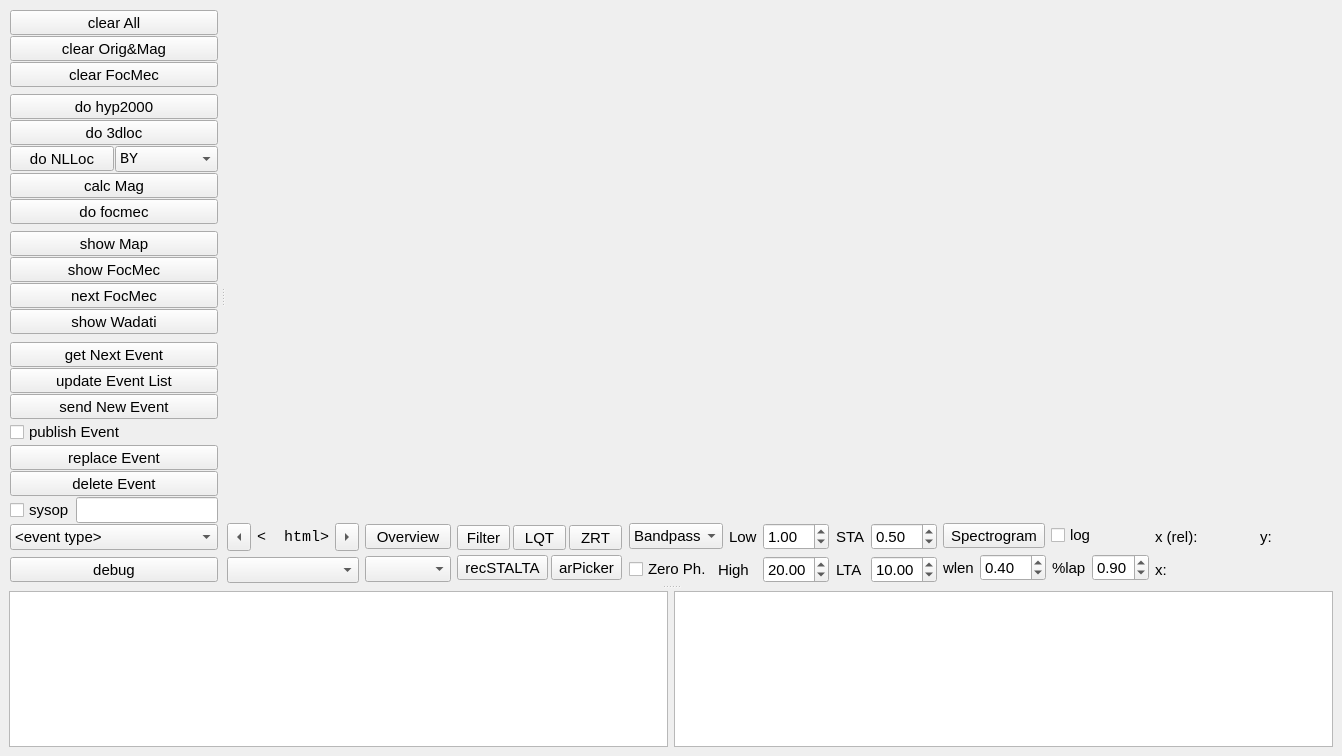
Qt form qt_designer.ui (megies/obspyck) before a commit.
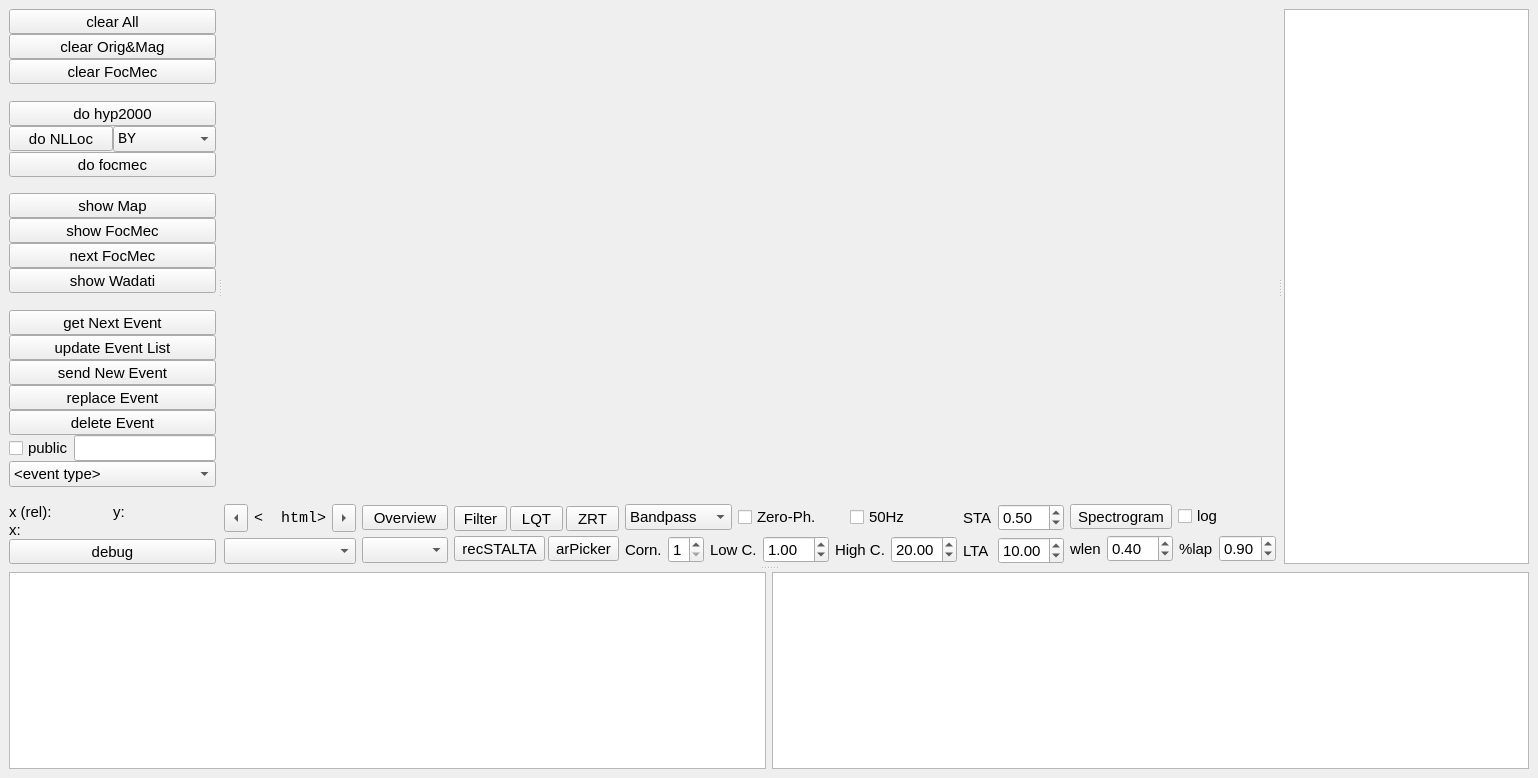
The same form after that commit. Icons and pictures are not drawn. Custom widgets are drawn as their Qt base class.

Commit message: add options for corners, 50Hz bandstop; update widget list

Diff of the .ui file:
```diff
--- a/qt_designer.ui
+++ b/qt_designer.ui
@@ -6,16 +6,28 @@
    <rect>
     <x>0</x>
     <y>0</y>
-    <width>1325</width>
-    <height>756</height>
+    <width>1024</width>
+    <height>778</height>
    </rect>
   </property>
   <property name="sizePolicy">
-   <sizepolicy hsizetype="Maximum" vsizetype="Maximum">
+   <sizepolicy hsizetype="Expanding" vsizetype="Expanding">
     <horstretch>0</horstretch>
     <verstretch>0</verstretch>
    </sizepolicy>
   </property>
+  <property name="maximumSize">
+   <size>
+    <width>2000</width>
+    <height>2000</height>
+   </size>
+  </property>
+  <property name="baseSize">
+   <size>
+    <width>1024</width>
+    <height>768</height>
+   </size>
+  </property>
   <property name="font">
    <font>
     <family>Arial</family>
@@ -31,6 +43,12 @@
     <normaloff>obspyck.gif</normaloff>obspyck.gif</iconset>
   </property>
   <widget class="QWidget" name="centralwidget">
+   <property name="sizePolicy">
+    <sizepolicy hsizetype="Expanding" vsizetype="Expanding">
+     <horstretch>0</horstretch>
+     <verstretch>0</verstretch>
+    </sizepolicy>
+   </property>
    <property name="mouseTracking">
     <bool>true</bool>
    </property>
@@ -67,13 +85,13 @@
          <widget class="QWidget" name="layoutWidgetxx">
           <layout class="QVBoxLayout" name="leftVerticalLayout">
            <property name="spacing">
-            <number>1</number>
+            <number>0</number>
            </property>
            <property name="sizeConstraint">
-            <enum>QLayout::SetDefaultConstraint</enum>
+            <enum>QLayout::SetMaximumSize</enum>
            </property>
            <property name="margin">
-            <number>1</number>
+            <number>0</number>
            </property>
            <item>
             <widget class="QToolButton" name="qToolButton_clearAll">
@@ -141,8 +159,8 @@
              </property>
              <property name="sizeHint" stdset="0">
               <size>
-               <width>20</width>
-               <height>40</height>
+               <width>201</width>
+               <height>13</height>
               </size>
              </property>
             </spacer>
@@ -163,22 +181,6 @@
              </property>
             </widget>
            </item>
-           <item>
-            <widget class="QToolButton" name="qToolButton_do3dloc">
-             <property name="sizePolicy">
-              <sizepolicy hsizetype="Minimum" vsizetype="Minimum">
-               <horstretch>0</horstretch>
-               <verstretch>0</verstretch>
-              </sizepolicy>
-             </property>
-             <property name="focusPolicy">
-              <enum>Qt::NoFocus</enum>
-             </property>
-             <property name="text">
-              <string>do 3dloc</string>
-             </property>
-            </widget>
-           </item>
            <item>
             <layout class="QHBoxLayout" name="horizontalLayout_3">
              <property name="sizeConstraint">
@@ -246,22 +248,6 @@
              </item>
             </layout>
            </item>
-           <item>
-            <widget class="QToolButton" name="qToolButton_calcMag">
-             <property name="sizePolicy">
-              <sizepolicy hsizetype="Minimum" vsizetype="Minimum">
-               <horstretch>0</horstretch>
-               <verstretch>0</verstretch>
-              </sizepolicy>
-             </property>
-             <property name="focusPolicy">
-              <enum>Qt::NoFocus</enum>
-             </property>
-             <property name="text">
-              <string>calc Mag</string>
-             </property>
-            </widget>
-           </item>
            <item>
             <widget class="QToolButton" name="qToolButton_doFocMec">
              <property name="sizePolicy">
@@ -285,8 +271,8 @@
              </property>
              <property name="sizeHint" stdset="0">
               <size>
-               <width>20</width>
-               <height>40</height>
+               <width>201</width>
+               <height>13</height>
               </size>
              </property>
             </spacer>
@@ -371,8 +357,8 @@
              </property>
              <property name="sizeHint" stdset="0">
               <size>
-               <width>20</width>
-               <height>40</height>
+               <width>201</width>
+               <height>13</height>
               </size>
              </property>
             </spacer>
@@ -425,22 +411,6 @@
              </property>
             </widget>
            </item>
-           <item>
-            <widget class="QCheckBox" name="qCheckBox_publishEvent">
-             <property name="sizePolicy">
-              <sizepolicy hsizetype="Minimum" vsizetype="Minimum">
-               <horstretch>0</horstretch>
-               <verstretch>0</verstretch>
-              </sizepolicy>
-             </property>
-             <property name="focusPolicy">
-              <enum>Qt::NoFocus</enum>
-             </property>
-             <property name="text">
-              <string>publish Event</string>
-             </property>
-            </widget>
-           </item>
            <item>
             <widget class="QToolButton" name="qToolButton_replaceEvent">
              <property name="sizePolicy">
@@ -490,7 +460,7 @@
                 <enum>Qt::NoFocus</enum>
                </property>
                <property name="text">
-                <string>sysop</string>
+                <string>public</string>
                </property>
               </widget>
              </item>
@@ -638,8 +608,8 @@
              </property>
              <property name="sizeHint" stdset="0">
               <size>
-               <width>20</width>
-               <height>40</height>
+               <width>201</width>
+               <height>13</height>
               </size>
              </property>
             </spacer>
@@ -649,24 +619,143 @@
              <property name="sizeConstraint">
               <enum>QLayout::SetMinimumSize</enum>
              </property>
+            </layout>
+           </item>
+           <item>
+            <layout class="QVBoxLayout" name="verticalLayout_2">
+             <property name="sizeConstraint">
+              <enum>QLayout::SetDefaultConstraint</enum>
+             </property>
              <item>
-              <widget class="QToolButton" name="qToolButton_debug">
-               <property name="sizePolicy">
-                <sizepolicy hsizetype="Minimum" vsizetype="Fixed">
-                 <horstretch>0</horstretch>
-                 <verstretch>0</verstretch>
-                </sizepolicy>
+              <layout class="QHBoxLayout" name="horizontalLayout_9">
+               <property name="sizeConstraint">
+                <enum>QLayout::SetDefaultConstraint</enum>
                </property>
-               <property name="focusPolicy">
-                <enum>Qt::NoFocus</enum>
-               </property>
-               <property name="text">
-                <string>debug</string>
-               </property>
-              </widget>
+               <item>
+                <layout class="QHBoxLayout" name="horizontalLayout_8">
+                 <property name="sizeConstraint">
+                  <enum>QLayout::SetDefaultConstraint</enum>
+                 </property>
+                 <item>
+                  <widget class="QLabel" name="qLabel_x_rel">
+                   <property name="text">
+                    <string>x (rel):</string>
+                   </property>
+                  </widget>
+                 </item>
+                 <item>
+                  <widget class="QLabel" name="qLabel_xdata_rel">
+                   <property name="sizePolicy">
+                    <sizepolicy hsizetype="Preferred" vsizetype="Preferred">
+                     <horstretch>200</horstretch>
+                     <verstretch>0</verstretch>
+                    </sizepolicy>
+                   </property>
+                   <property name="minimumSize">
+                    <size>
+                     <width>50</width>
+                     <height>0</height>
+                    </size>
+                   </property>
+                   <property name="baseSize">
+                    <size>
+                     <width>40</width>
+                     <height>0</height>
+                    </size>
+                   </property>
+                   <property name="autoFillBackground">
+                    <bool>false</bool>
+                   </property>
+                   <property name="text">
+                    <string/>
+                   </property>
+                  </widget>
+                 </item>
+                </layout>
+               </item>
+               <item>
+                <layout class="QHBoxLayout" name="horizontalLayout_7">
+                 <property name="sizeConstraint">
+                  <enum>QLayout::SetDefaultConstraint</enum>
+                 </property>
+                 <item>
+                  <widget class="QLabel" name="qLabel_y">
+                   <property name="text">
+                    <string>y:</string>
+                   </property>
+                  </widget>
+                 </item>
+                 <item>
+                  <widget class="QLabel" name="qLabel_ydata">
+                   <property name="sizePolicy">
+                    <sizepolicy hsizetype="Preferred" vsizetype="Preferred">
+                     <horstretch>0</horstretch>
+                     <verstretch>0</verstretch>
+                    </sizepolicy>
+                   </property>
+                   <property name="minimumSize">
+                    <size>
+                     <width>25</width>
+                     <height>0</height>
+                    </size>
+                   </property>
+                   <property name="baseSize">
+                    <size>
+                     <width>40</width>
+                     <height>0</height>
+                    </size>
+                   </property>
+                   <property name="text">
+                    <string/>
+                   </property>
+                  </widget>
+                 </item>
+                </layout>
+               </item>
+              </layout>
              </item>
+             <item>
+              <layout class="QHBoxLayout" name="horizontalLayout_8b">
+               <item>
+                <widget class="QLabel" name="qLabel_x_abs">
+                 <property name="text">
+                  <string>x:</string>
+                 </property>
+                </widget>
+               </item>
+               <item>
+                <widget class="QLabel" name="qLabel_xdata_abs">
+                 <property name="minimumSize">
+                  <size>
+                   <width>160</width>
+                   <height>0</height>
+                  </size>
+                 </property>
+                 <property name="text">
+                  <string/>
+                 </property>
+                </widget>
+               </item>
+              </layout>
+             </item>
             </layout>
            </item>
+           <item>
+            <widget class="QToolButton" name="qToolButton_debug">
+             <property name="sizePolicy">
+              <sizepolicy hsizetype="Minimum" vsizetype="Fixed">
+               <horstretch>0</horstretch>
+               <verstretch>0</verstretch>
+              </sizepolicy>
+             </property>
+             <property name="focusPolicy">
+              <enum>Qt::NoFocus</enum>
+             </property>
+             <property name="text">
+              <string>debug</string>
+             </property>
+            </widget>
+           </item>
           </layout>
          </widget>
          <widget class="QWidget" name="qWidget_mpl">
@@ -679,6 +768,12 @@
                <verstretch>99</verstretch>
               </sizepolicy>
              </property>
+             <property name="maximumSize">
+              <size>
+               <width>16777215</width>
+               <height>16777215</height>
+              </size>
+             </property>
              <property name="cursor">
               <cursorShape>CrossCursor</cursorShape>
              </property>
@@ -692,6 +787,12 @@
            </item>
            <item>
             <layout class="QHBoxLayout" name="horizontalLayout_2">
+             <property name="spacing">
+              <number>6</number>
+             </property>
+             <property name="sizeConstraint">
+              <enum>QLayout::SetDefaultConstraint</enum>
+             </property>
              <item>
               <layout class="QHBoxLayout" name="horizontalLayout_6">
                <property name="sizeConstraint">
@@ -844,9 +945,12 @@
                <property name="orientation">
                 <enum>Qt::Horizontal</enum>
                </property>
+               <property name="sizeType">
+                <enum>QSizePolicy::Expanding</enum>
+               </property>
                <property name="sizeHint" stdset="0">
                 <size>
-                 <width>2</width>
+                 <width>1</width>
                  <height>10</height>
                 </size>
                </property>
@@ -969,9 +1073,12 @@
                  <property name="orientation">
                   <enum>Qt::Horizontal</enum>
                  </property>
+                 <property name="sizeType">
+                  <enum>QSizePolicy::Expanding</enum>
+                 </property>
                  <property name="sizeHint" stdset="0">
                   <size>
-                   <width>2</width>
+                   <width>1</width>
                    <height>20</height>
                   </size>
                  </property>
@@ -1009,9 +1116,59 @@
                     </widget>
                    </item>
                    <item>
+                    <widget class="QCheckBox" name="qCheckBox_zerophase">
+                     <property name="focusPolicy">
+                      <enum>Qt::NoFocus</enum>
+                     </property>
+                     <property name="text">
+                      <string>Zero-Ph.</string>
+                     </property>
+                    </widget>
+                   </item>
+                   <item>
+                    <widget class="QCheckBox" name="qCheckBox_50Hz">
+                     <property name="focusPolicy">
+                      <enum>Qt::NoFocus</enum>
+                     </property>
+                     <property name="text">
+                      <string>50Hz</string>
+                     </property>
+                    </widget>
+                   </item>
+                  </layout>
+                 </item>
+                 <item>
+                  <layout class="QHBoxLayout" name="horizontalLayout_10">
+                   <item>
+                    <widget class="QLabel" name="qLabel_corners">
+                     <property name="text">
+                      <string>Corn.</string>
+                     </property>
+                    </widget>
+                   </item>
+                   <item>
+                    <widget class="QDoubleSpinBox" name="qDoubleSpinBox_corners">
+                     <property name="focusPolicy">
+                      <enum>Qt::NoFocus</enum>
+                     </property>
+                     <property name="decimals">
+                      <number>0</number>
+                     </property>
+                     <property name="minimum">
+                      <double>1.000000000000000</double>
+                     </property>
+                     <property name="maximum">
+                      <double>8.000000000000000</double>
+                     </property>
+                     <property name="value">
+                      <double>1.000000000000000</double>
+                     </property>
+                    </widget>
+                   </item>
+                   <item>
                     <widget class="QLabel" name="qLabel_lowpass">
                      <property name="text">
-                      <string>Low</string>
+                      <string>Low C.</string>
                      </property>
                     </widget>
                    </item>
@@ -1028,24 +1185,10 @@
                      </property>
                     </widget>
                    </item>
-                  </layout>
-                 </item>
-                 <item>
-                  <layout class="QHBoxLayout" name="horizontalLayout_10">
-                   <item>
-                    <widget class="QCheckBox" name="qCheckBox_zerophase">
-                     <property name="focusPolicy">
-                      <enum>Qt::NoFocus</enum>
-                     </property>
-                     <property name="text">
-                      <string>Zero Ph.</string>
-                     </property>
-                    </widget>
-                   </item>
                    <item>
                     <widget class="QLabel" name="qLabel_highpass">
                      <property name="text">
-                      <string>High</string>
+                      <string>High C.</string>
                      </property>
                     </widget>
                    </item>
@@ -1071,9 +1214,12 @@
                  <property name="orientation">
                   <enum>Qt::Horizontal</enum>
                  </property>
+                 <property name="sizeType">
+                  <enum>QSizePolicy::Expanding</enum>
+                 </property>
                  <property name="sizeHint" stdset="0">
                   <size>
-                   <width>2</width>
+                   <width>1</width>
                    <height>10</height>
                   </size>
                  </property>
@@ -1135,9 +1281,12 @@
                <property name="orientation">
                 <enum>Qt::Horizontal</enum>
                </property>
+               <property name="sizeType">
+                <enum>QSizePolicy::Expanding</enum>
+               </property>
                <property name="sizeHint" stdset="0">
                 <size>
-                 <width>2</width>
+                 <width>1</width>
                  <height>10</height>
                 </size>
                </property>
@@ -1235,137 +1384,53 @@
                <property name="orientation">
                 <enum>Qt::Horizontal</enum>
                </property>
+               <property name="sizeType">
+                <enum>QSizePolicy::Expanding</enum>
+               </property>
                <property name="sizeHint" stdset="0">
                 <size>
-                 <width>2</width>
+                 <width>1</width>
                  <height>10</height>
                 </size>
                </property>
               </spacer>
              </item>
-             <item>
-              <layout class="QVBoxLayout" name="verticalLayout_2">
-               <property name="sizeConstraint">
-                <enum>QLayout::SetDefaultConstraint</enum>
-               </property>
-               <item>
-                <layout class="QHBoxLayout" name="horizontalLayout_9">
-                 <property name="sizeConstraint">
-                  <enum>QLayout::SetDefaultConstraint</enum>
-                 </property>
-                 <item>
-                  <layout class="QHBoxLayout" name="horizontalLayout_8">
-                   <property name="sizeConstraint">
-                    <enum>QLayout::SetDefaultConstraint</enum>
-                   </property>
-                   <item>
-                    <widget class="QLabel" name="qLabel_x_rel">
-                     <property name="text">
-                      <string>x (rel):</string>
-                     </property>
-                    </widget>
-                   </item>
-                   <item>
-                    <widget class="QLabel" name="qLabel_xdata_rel">
-                     <property name="sizePolicy">
-                      <sizepolicy hsizetype="Preferred" vsizetype="Preferred">
-                       <horstretch>200</horstretch>
-                       <verstretch>0</verstretch>
-                      </sizepolicy>
-                     </property>
-                     <property name="minimumSize">
-                      <size>
-                       <width>50</width>
-                       <height>0</height>
-                      </size>
-                     </property>
-                     <property name="baseSize">
-                      <size>
-                       <width>40</width>
-                       <height>0</height>
-                      </size>
-                     </property>
-                     <property name="autoFillBackground">
-                      <bool>false</bool>
-                     </property>
-                     <property name="text">
-                      <string/>
-                     </property>
-                    </widget>
-                   </item>
-                  </layout>
-                 </item>
-                 <item>
-                  <layout class="QHBoxLayout" name="horizontalLayout_7">
-                   <property name="sizeConstraint">
-                    <enum>QLayout::SetDefaultConstraint</enum>
-                   </property>
-                   <item>
-                    <widget class="QLabel" name="qLabel_y">
-                     <property name="text">
-                      <string>y:</string>
-                     </property>
-                    </widget>
-                   </item>
-                   <item>
-                    <widget class="QLabel" name="qLabel_ydata">
-                     <property name="sizePolicy">
-                      <sizepolicy hsizetype="Preferred" vsizetype="Preferred">
-                       <horstretch>0</horstretch>
-                       <verstretch>0</verstretch>
-                      </sizepolicy>
-                     </property>
-                     <property name="minimumSize">
-                      <size>
-                       <width>25</width>
-                       <height>0</height>
-                      </size>
-                     </property>
-                     <property name="baseSize">
-                      <size>
-                       <width>40</width>
-                       <height>0</height>
-                      </size>
-                     </property>
-                     <property name="text">
-                      <string/>
-                     </property>
-                    </widget>
-                   </item>
-                  </layout>
-                 </item>
-                </layout>
-               </item>
-               <item>
-                <layout class="QHBoxLayout" name="horizontalLayout_8b">
-                 <item>
-                  <widget class="QLabel" name="qLabel_x_abs">
-                   <property name="text">
-                    <string>x:</string>
-                   </property>
-                  </widget>
-                 </item>
-                 <item>
-                  <widget class="QLabel" name="qLabel_xdata_abs">
-                   <property name="minimumSize">
-                    <size>
-                     <width>160</width>
-                     <height>0</height>
-                    </size>
-                   </property>
-                   <property name="text">
-                    <string/>
-                   </property>
-                  </widget>
-                 </item>
-                </layout>
-               </item>
-              </layout>
-             </item>
             </layout>
            </item>
           </layout>
          </widget>
+         <widget class="QWidget" name="verticalLayoutWidget">
+          <layout class="QVBoxLayout" name="rightVerticalLayout" stretch="0">
+           <property name="spacing">
+            <number>0</number>
+           </property>
+           <item>
+            <widget class="QTextEdit" name="qTextEdit_qml">
+             <property name="enabled">
+              <bool>true</bool>
+             </property>
+             <property name="sizePolicy">
+              <sizepolicy hsizetype="Expanding" vsizetype="Expanding">
+               <horstretch>0</horstretch>
+               <verstretch>0</verstretch>
+              </sizepolicy>
+             </property>
+             <property name="maximumSize">
+              <size>
+               <width>16777215</width>
+               <height>16777215</height>
+              </size>
+             </property>
+             <property name="focusPolicy">
+              <enum>Qt::NoFocus</enum>
+             </property>
+             <property name="readOnly">
+              <bool>true</bool>
+             </property>
+            </widget>
+           </item>
+          </layout>
+         </widget>
         </widget>
         <widget class="QWidget" name="layoutWidget">
          <layout class="QHBoxLayout" name="horizontalLayout">
```
Left out of the diff: 4 changed lines with no effect on the pictures. The commit also changes 3 other files.
